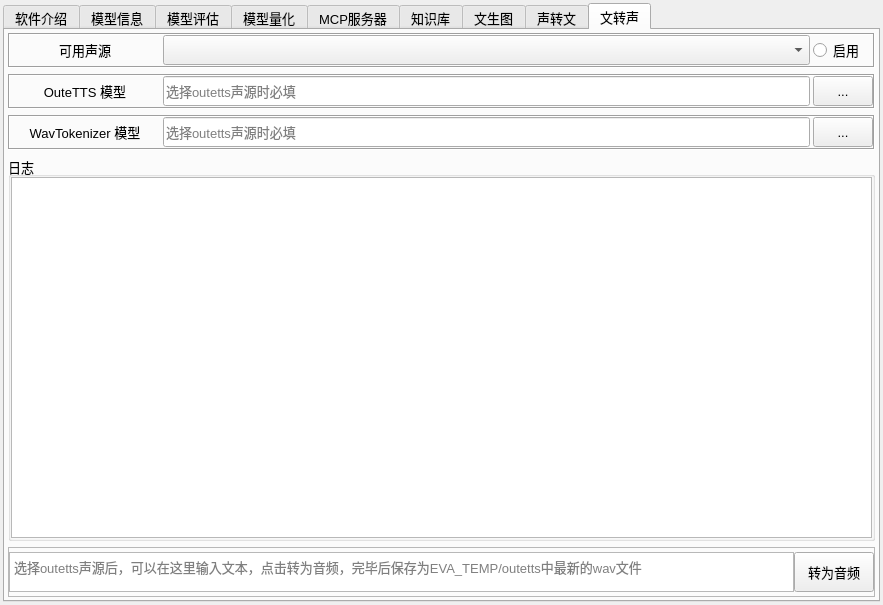
Qt form src/expend/expend.ui (ylsdamxssjxxdd/eva) before a commit.
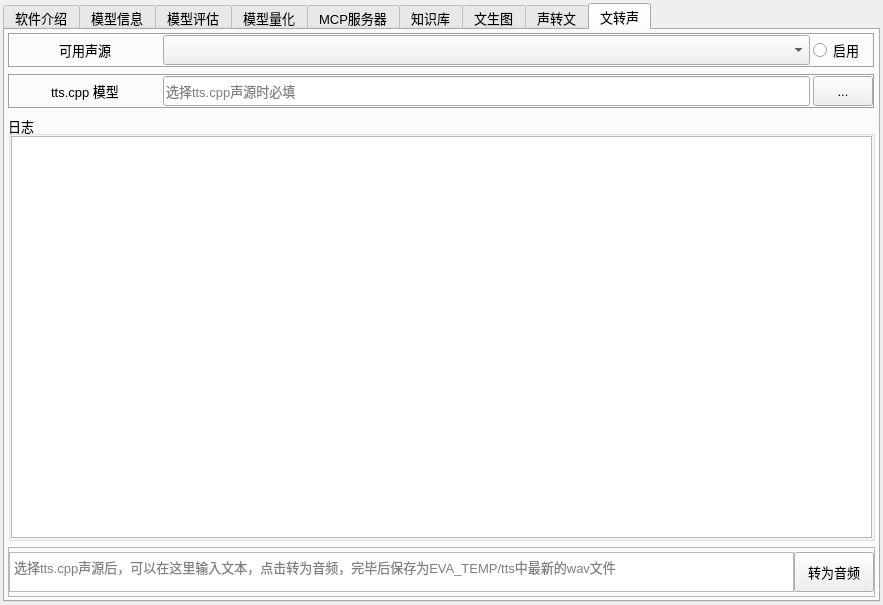
The same form after that commit. The open tabs and pages were chosen to show the change. Custom widgets are drawn as their Qt base class.

What changed in the file:
```diff
--- a/src/expend/expend.ui
+++ b/src/expend/expend.ui
@@ -3168,7 +3168,7 @@
              <number>0</number>
             </property>
             <property name="text">
-             <string>OuteTTS 模型</string>
+             <string>tts.cpp 模型</string>
             </property>
             <property name="alignment">
              <set>Qt::AlignCenter</set>
@@ -3193,123 +3193,12 @@
              </size>
             </property>
             <property name="placeholderText">
-             <string>选择outetts声源时必填</string>
+             <string>选择tts.cpp声源时必填</string>
             </property>
            </widget>
           </item>
           <item>
-           <widget class="QPushButton" name="speech_outetts_modelpath_pushButton">
-            <property name="enabled">
-             <bool>true</bool>
-            </property>
-            <property name="minimumSize">
-             <size>
-              <width>60</width>
-              <height>30</height>
-             </size>
-            </property>
-            <property name="maximumSize">
-             <size>
-              <width>60</width>
-              <height>30</height>
-             </size>
-            </property>
-            <property name="text">
-             <string>...</string>
-            </property>
-           </widget>
-          </item>
-         </layout>
-        </widget>
-       </item>
-       <item>
-        <widget class="QFrame" name="speech_wavtokenizer_modelpath_frame">
-         <property name="minimumSize">
-          <size>
-           <width>0</width>
-           <height>35</height>
-          </size>
-         </property>
-         <property name="maximumSize">
-          <size>
-           <width>16777215</width>
-           <height>35</height>
-          </size>
-         </property>
-         <property name="frameShape">
-          <enum>QFrame::Box</enum>
-         </property>
-         <property name="frameShadow">
-          <enum>QFrame::Sunken</enum>
-         </property>
-         <property name="lineWidth">
-          <number>1</number>
-         </property>
-         <layout class="QHBoxLayout" name="horizontalLayout_34">
-          <property name="spacing">
-           <number>3</number>
-          </property>
-          <property name="leftMargin">
-           <number>0</number>
-          </property>
-          <property name="topMargin">
-           <number>0</number>
-          </property>
-          <property name="rightMargin">
-           <number>0</number>
-          </property>
-          <property name="bottomMargin">
-           <number>0</number>
-          </property>
-          <item>
-           <widget class="QLabel" name="speech_wavtokenizer_modelpath_label">
-            <property name="minimumSize">
-             <size>
-              <width>150</width>
-              <height>30</height>
-             </size>
-            </property>
-            <property name="maximumSize">
-             <size>
-              <width>150</width>
-              <height>30</height>
-             </size>
-            </property>
-            <property name="lineWidth">
-             <number>0</number>
-            </property>
-            <property name="text">
-             <string>WavTokenizer 模型</string>
-            </property>
-            <property name="alignment">
-             <set>Qt::AlignCenter</set>
-            </property>
-           </widget>
-          </item>
-          <item>
-           <widget class="QLineEdit" name="speech_wavtokenizer_modelpath_lineEdit">
-            <property name="enabled">
-             <bool>true</bool>
-            </property>
-            <property name="minimumSize">
-             <size>
-              <width>0</width>
-              <height>30</height>
-             </size>
-            </property>
-            <property name="maximumSize">
-             <size>
-              <width>16777215</width>
-              <height>30</height>
-             </size>
-            </property>
-            <property name="placeholderText">
-             <string>选择outetts声源时必填</string>
-            </property>
-           </widget>
-          </item>
-          <item>
-           <widget class="QPushButton" name="speech_wavtokenizer_modelpath_pushButton">
+           <widget class="QPushButton" name="speech_ttscpp_modelpath_pushButton">
             <property name="enabled">
              <bool>true</bool>
             </property>
@@ -3420,7 +3309,7 @@
              </size>
             </property>
             <property name="placeholderText">
-             <string>选择outetts声源后，可以在这里输入文本，点击转为音频，完毕后保存为EVA_TEMP/outetts中最新的wav文件</string>
+             <string>选择tts.cpp声源后，可以在这里输入文本，点击转为音频，完毕后保存为EVA_TEMP/tts中最新的wav文件</string>
             </property>
            </widget>
           </item>
```
Left out of the diff: 7 changed lines with no effect on the pictures.
